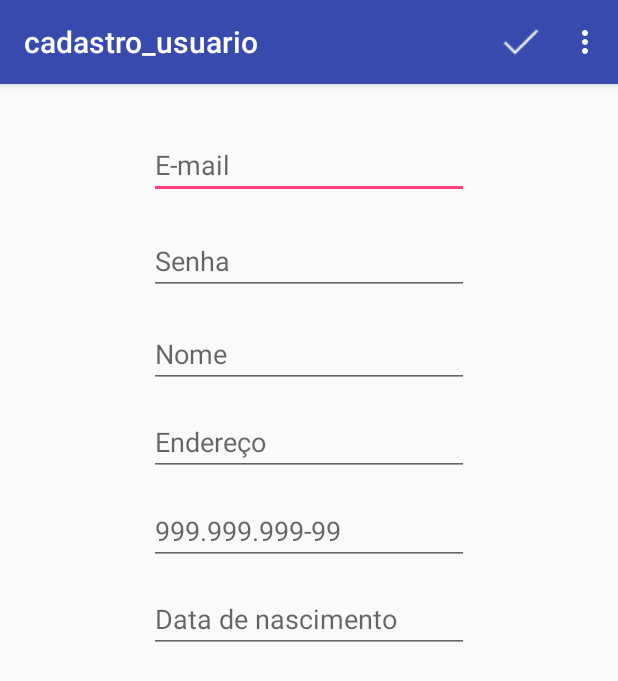
After one commit to iuryoliveira/DAD2, an Android app: the cadastro_usuario screen opened directly, with no data from a screen before it, on a phone screen of 412 x 824 dp. The commit adds this screen. Shown: the top 681 px of the screen. Run offline under Robolectric (Android 15) with nearby library versions, the phone set to English and light mode, and no system bars.

Commit message:
Criação da tela de cadastro de usuário Adição das ações de cadastro de usuário O botão "Cadastre-se" do login agora funciona

```diff
--- a/app/src/main/AndroidManifest.xml
+++ b/app/src/main/AndroidManifest.xml
@@ -48,6 +48,10 @@
         <activity
             android:name=".Login"
             android:label="@string/title_activity_login"
+            android:theme="@style/AppTheme.NoActionBar" />
+        <activity
+            android:name=".cadastro_usuario"
+            android:label="@string/title_activity_cadastro_usuario"
             android:theme="@style/AppTheme.NoActionBar"></activity>
     </application>
 
--- a/app/src/main/java/com/example/iury/gerenciadordeenergiaeltrica/Login.java
+++ b/app/src/main/java/com/example/iury/gerenciadordeenergiaeltrica/Login.java
@@ -54,4 +54,9 @@ public class Login extends AppCompatActivity{
         else
             Toast.makeText(getApplicationContext(), "Informe os dados de login.", Toast.LENGTH_SHORT).show();*/
     }
+
+    public void redirecionarCadastro(View view){
+        startActivity(new Intent(this, cadastro_usuario.class));
+        finish();
+    }
 }
--- a/app/src/main/java/com/example/iury/gerenciadordeenergiaeltrica/Recurso.java
+++ b/app/src/main/java/com/example/iury/gerenciadordeenergiaeltrica/Recurso.java
@@ -10,6 +10,16 @@ public class Recurso implements Serializable{
     private Double potenciaUso;
     private Double potenciaStand;
     private String foto;
+
+    public String getCpfUsuario() {
+        return cpfUsuario;
+    }
+
+    public void setCpfUsuario(String cpfUsuario) {
+        this.cpfUsuario = cpfUsuario;
+    }
+
+    private String cpfUsuario;
 
     private Long id;
 
--- a/app/src/main/java/com/example/iury/gerenciadordeenergiaeltrica/RecursoDAO.java
+++ b/app/src/main/java/com/example/iury/gerenciadordeenergiaeltrica/RecursoDAO.java
@@ -23,7 +23,15 @@ public class RecursoDAO extends SQLiteOpenHelper{
 
     @Override
     public void onCreate(SQLiteDatabase db) {
-        db.execSQL("create table " + TABELA + "(ID_RECURSO INTEGER PRIMARY KEY AUTOINCREMENT, TIPO CHAR(1), DESCRICAO VARCHAR(50), VOLTAGEM FLOAT(9,2), POTENCIA_USO FLOAT(9,2), POTENCIA_STAND FLOAT(9,2), CAMINHO_FOTO TEXT )");
+        db.execSQL("create table " + TABELA + "(ID_RECURSO INTEGER PRIMARY KEY AUTOINCREMENT," +
+                " TIPO CHAR(1)," +
+                " DESCRICAO VARCHAR(50)," +
+                " VOLTAGEM FLOAT(9,2)," +
+                " POTENCIA_USO FLOAT(9,2)," +
+                " POTENCIA_STAND FLOAT(9,2)," +
+                " CAMINHO_FOTO TEXT," +
+                " CPF_USUARIO VARCHAR(14) " +
+                ")");
     }
 
     @Override
@@ -37,6 +45,9 @@ public class RecursoDAO extends SQLiteOpenHelper{
 
             String sql3 = "ALTER TABLE " + TABELA + " ADD COLUMN CAMINHO_FOTO TEXT;";
             db.execSQL(sql3);
+
+            String sql4 = "ALTER TABLE " + TABELA + " ADD COLUMN CPF_USUARIO VARCHAR(14);";
+            db.execSQL(sql4);
         }
     }
 
@@ -63,6 +74,7 @@ public class RecursoDAO extends SQLiteOpenHelper{
         contentValues.put("POTENCIA_USO", recurso.getPotenciaUso());
         contentValues.put("POTENCIA_STAND", recurso.getPotenciaStand());
         contentValues.put("CAMINHO_FOTO", recurso.getFoto());
+        contentValues.put("CPF_USUARIO", recurso.getCpfUsuario());
 
         Long result = getWritableDatabase().insert(TABELA, null, contentValues );
         if(result == -1)
--- a/app/src/main/java/com/example/iury/gerenciadordeenergiaeltrica/RecursoHelper.java
+++ b/app/src/main/java/com/example/iury/gerenciadordeenergiaeltrica/RecursoHelper.java
@@ -44,6 +44,7 @@ public class RecursoHelper {
         recurso.setPotenciaUso(Double.parseDouble(potenciaUso.getText().toString()));
         recurso.setPotenciaStand(Double.parseDouble(potenciaStand.getText().toString()));
         recurso.setFoto((String) imagemRecurso.getTag());
+        recurso.setCpfUsuario("1");
         return recurso;
     }
 //    Colocar dados da classe no formulário
--- /dev/null
+++ b/app/src/main/java/com/example/iury/gerenciadordeenergiaeltrica/cadastro_usuario.java
@@ -0,0 +1,57 @@
+package com.example.iury.gerenciadordeenergiaeltrica;
+
+import android.os.Bundle;
+import android.support.design.widget.FloatingActionButton;
+import android.support.design.widget.Snackbar;
+import android.support.v7.app.AppCompatActivity;
+import android.support.v7.widget.Toolbar;
+import android.view.Menu;
+import android.view.MenuItem;
+import android.view.View;
+import android.widget.Toast;
+
+public class cadastro_usuario extends AppCompatActivity {
+
+    @Override
+    protected void onCreate(Bundle savedInstanceState) {
+        super.onCreate(savedInstanceState);
+        setContentView(R.layout.activity_cadastro_usuario);
+        Toolbar toolbar = (Toolbar) findViewById(R.id.toolbar);
+        setSupportActionBar(toolbar);
+
+        toolbar.setOnMenuItemClickListener(new Toolbar.OnMenuItemClickListener() {
+            @Override
+            public boolean onMenuItemClick(MenuItem item) {
+                if(item.getItemId() == R.id.limpar) {
+                    Toast.makeText(getApplicationContext(), "Limpeza efetuada", Toast.LENGTH_SHORT).show();
+                    limpar();
+                    return true;
+                }
+                else if(item.getItemId() == R.id.cadastrarForm){
+                    cadastrar();
+                    return true;
+                }
+                else {
+                    Toast.makeText(getApplicationContext(), "", Toast.LENGTH_SHORT).show();
+                    return false;
+                }
+            }
+        });
+    }
+
+    @Override
+    public boolean onCreateOptionsMenu(Menu menu) {
+        // Inflate the menu; this adds items to the action bar if it is present.
+        getMenuInflater().inflate(R.menu.cadastro_usuario, menu);
+        return true;
+    }
+
+    private void cadastrar(){
+
+    }
+
+    private void limpar(){
+
+    }
+
+}
--- /dev/null
+++ b/app/src/main/res/layout/activity_cadastro_usuario.xml
@@ -0,0 +1,25 @@
+<?xml version="1.0" encoding="utf-8"?>
+<android.support.design.widget.CoordinatorLayout xmlns:android="http://schemas.android.com/apk/res/android"
+    xmlns:app="http://schemas.android.com/apk/res-auto"
+    xmlns:tools="http://schemas.android.com/tools"
+    android:layout_width="match_parent"
+    android:layout_height="match_parent"
+    tools:context=".cadastro_usuario">
+
+    <android.support.design.widget.AppBarLayout
+        android:layout_width="match_parent"
+        android:layout_height="wrap_content"
+        android:theme="@style/AppTheme.AppBarOverlay">
+
+        <android.support.v7.widget.Toolbar
+            android:id="@+id/toolbar"
+            android:layout_width="match_parent"
+            android:layout_height="?attr/actionBarSize"
+            android:background="?attr/colorPrimary"
+            app:popupTheme="@style/AppTheme.PopupOverlay" />
+
+    </android.support.design.widget.AppBarLayout>
+
+    <include layout="@layout/content_cadastro_usuario" />
+
+</android.support.design.widget.CoordinatorLayout>
--- /dev/null
+++ b/app/src/main/res/layout/content_cadastro_usuario.xml
@@ -0,0 +1,88 @@
+<?xml version="1.0" encoding="utf-8"?>
+<RelativeLayout xmlns:android="http://schemas.android.com/apk/res/android"
+    xmlns:app="http://schemas.android.com/apk/res-auto"
+    xmlns:tools="http://schemas.android.com/tools"
+    android:id="@+id/frmCadastroUsuario"
+    android:layout_width="match_parent"
+    android:layout_height="match_parent"
+    app:layout_behavior="@string/appbar_scrolling_view_behavior"
+    tools:context=".cadastro_usuario"
+    tools:showIn="@layout/activity_cadastro_usuario">
+
+    <ScrollView
+        android:layout_width="fill_parent"
+        android:layout_height="fill_parent">
+
+        <RelativeLayout
+            android:layout_width="fill_parent"
+            android:layout_height="fill_parent">
+            <EditText
+                android:id="@+id/cadastroEmail"
+                android:layout_width="wrap_content"
+                android:layout_height="wrap_content"
+                android:layout_alignParentTop="true"
+                android:layout_centerHorizontal="true"
+                android:layout_marginTop="31dp"
+                android:ems="10"
+                android:hint="E-mail"
+                android:inputType="textEmailAddress" />
+
+            <EditText
+                android:id="@+id/cadastroSenha"
+                android:layout_width="wrap_content"
+                android:layout_height="wrap_content"
+                android:layout_alignParentTop="true"
+                android:layout_centerHorizontal="true"
+                android:layout_marginTop="95dp"
+                android:ems="10"
+                android:hint="Senha"
+                android:inputType="textPassword" />
+
+            <EditText
+                android:id="@+id/cadastroNome"
+                android:layout_width="wrap_content"
+                android:layout_height="wrap_content"
+                android:layout_alignParentTop="true"
+                android:layout_centerHorizontal="true"
+                android:layout_marginTop="157dp"
+                android:ems="10"
+                android:hint="Nome"
+                android:inputType="textPersonName" />
+
+            <EditText
+                android:id="@+id/cadastroEndereco"
+                android:layout_width="wrap_content"
+                android:layout_height="wrap_content"
+                android:layout_alignParentTop="true"
+                android:layout_centerHorizontal="true"
+                android:layout_marginTop="216dp"
+                android:ems="10"
+                android:hint="Endereço"
+                android:inputType="textPersonName" />
+
+            <EditText
+                android:id="@+id/cadastroCpf"
+                android:layout_width="wrap_content"
+                android:layout_height="wrap_content"
+                android:layout_alignParentTop="true"
+                android:layout_centerHorizontal="true"
+                android:layout_marginTop="275dp"
+                android:ems="10"
+                android:hint="999.999.999-99"
+                android:inputType="textPersonName" />
+
+            <EditText
+                android:id="@+id/cadastroDtNasc"
+                android:layout_width="wrap_content"
+                android:layout_height="wrap_content"
+                android:layout_alignParentBottom="true"
+                android:layout_centerHorizontal="true"
+                android:layout_marginTop="334dp"
+                android:ems="10"
+                android:hint="Data de nascimento"
+                android:inputType="date" />
+
+        </RelativeLayout>
+    </ScrollView>
+
+</RelativeLayout>
--- a/app/src/main/res/layout/content_login.xml
+++ b/app/src/main/res/layout/content_login.xml
@@ -54,7 +54,8 @@
         android:layout_alignParentBottom="true"
         android:layout_centerHorizontal="true"
         android:layout_marginBottom="73dp"
-        android:text="Cadastre-se" />
+        android:text="Cadastre-se"
+        android:onClick="redirecionarCadastro"/>
 
     <TextView
         android:id="@+id/lblLogin"
--- /dev/null
+++ b/app/src/main/res/menu/cadastro_usuario.xml
@@ -0,0 +1,19 @@
+<?xml version="1.0" encoding="utf-8"?>
+<menu xmlns:android="http://schemas.android.com/apk/res/android"
+    xmlns:app="http://schemas.android.com/apk/res-auto">
+    <item
+        android:id="@+id/limpar"
+        android:orderInCategory="100"
+        android:title="@string/action_settings"
+        app:showAsAction="never" />
+    <item
+        android:id="@+id/testar"
+        android:orderInCategory="100"
+        android:title="@string/action_settings2"
+        app:showAsAction="never" />
+    <item
+        android:id="@+id/cadastrarForm"
+        android:title="Cadatrar"
+        app:showAsAction="always"
+        android:icon="@drawable/ic_done_white25"/>
+</menu>
--- a/app/src/main/res/values/strings.xml
+++ b/app/src/main/res/values/strings.xml
@@ -32,4 +32,5 @@
     <string name="title_activity_simulacao">simulacao</string>
     <string name="title_activity_perfil_consumo">PerfilConsumo</string>
     <string name="title_activity_login">Login</string>
+    <string name="title_activity_cadastro_usuario">cadastro_usuario</string>
 </resources>
```
